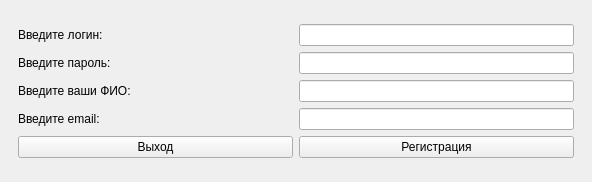
First picture: the form in mainwindow.ui, repository Toxicattack4up/AptekaService, before the edit.
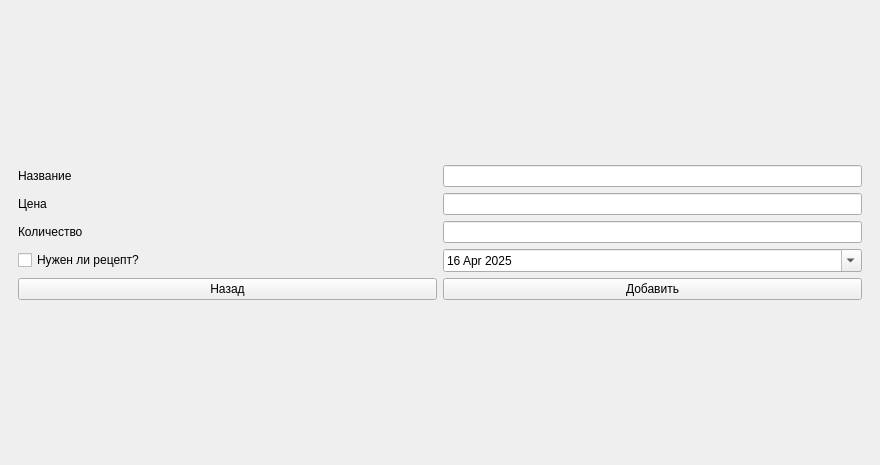
Second picture: the form after the edit.

The edit to the form file:
```diff
--- a/mainwindow.ui
+++ b/mainwindow.ui
@@ -6,8 +6,8 @@
    <rect>
     <x>0</x>
     <y>0</y>
-    <width>589</width>
-    <height>182</height>
+    <width>880</width>
+    <height>465</height>
    </rect>
   </property>
   <property name="sizePolicy">
@@ -24,7 +24,7 @@
     <item row="0" column="0">
      <widget class="QStackedWidget" name="stackedWidget">
       <property name="currentIndex">
-       <number>3</number>
+       <number>4</number>
       </property>
       <widget class="QWidget" name="page">
        <layout class="QGridLayout" name="gridLayout_3">
@@ -326,6 +326,115 @@
         </item>
        </layout>
       </widget>
+      <widget class="QWidget" name="page_add_items">
+       <layout class="QGridLayout" name="gridLayout_4">
+        <item row="0" column="1">
+         <layout class="QGridLayout" name="grid">
+          <item row="4" column="3">
+           <widget class="QPushButton" name="add_item_pushButton">
+            <property name="sizePolicy">
+             <sizepolicy hsizetype="Preferred" vsizetype="Fixed">
+              <horstretch>0</horstretch>
+              <verstretch>0</verstretch>
+             </sizepolicy>
+            </property>
+            <property name="text">
+             <string>Добавить</string>
+            </property>
+           </widget>
+          </item>
+          <item row="2" column="3">
+           <widget class="QLineEdit" name="item_quantity_lineEdit">
+            <property name="sizePolicy">
+             <sizepolicy hsizetype="Preferred" vsizetype="Fixed">
+              <horstretch>0</horstretch>
+              <verstretch>0</verstretch>
+             </sizepolicy>
+            </property>
+           </widget>
+          </item>
+          <item row="2" column="0">
+           <widget class="QLabel" name="item_quantity_label">
+            <property name="text">
+             <string>Количество</string>
+            </property>
+           </widget>
+          </item>
+          <item row="4" column="0">
+           <widget class="QPushButton" name="back_to_menu_pushButton">
+            <property name="sizePolicy">
+             <sizepolicy hsizetype="Preferred" vsizetype="Fixed">
+              <horstretch>0</horstretch>
+              <verstretch>0</verstretch>
+             </sizepolicy>
+            </property>
+            <property name="text">
+             <string>Назад</string>
+            </property>
+           </widget>
+          </item>
+          <item row="1" column="3">
+           <widget class="QLineEdit" name="item_price_lineEdit">
+            <property name="sizePolicy">
+             <sizepolicy hsizetype="Preferred" vsizetype="Fixed">
+              <horstretch>0</horstretch>
+              <verstretch>0</verstretch>
+             </sizepolicy>
+            </property>
+           </widget>
+          </item>
+          <item row="0" column="3">
+           <widget class="QLineEdit" name="item_name_input">
+            <property name="sizePolicy">
+             <sizepolicy hsizetype="Preferred" vsizetype="Fixed">
+              <horstretch>0</horstretch>
+              <verstretch>0</verstretch>
+             </sizepolicy>
+            </property>
+           </widget>
+          </item>
+          <item row="1" column="0">
+           <widget class="QLabel" name="item_price_label">
+            <property name="text">
+             <string>Цена</string>
+            </property>
+           </widget>
+          </item>
+          <item row="0" column="0">
+           <widget class="QLabel" name="Item_name_label">
+            <property name="text">
+             <string>Название</string>
+            </property>
+           </widget>
+          </item>
+          <item row="3" column="0">
+           <widget class="QCheckBox" name="checkBox">
+            <property name="text">
+             <string>Нужен ли рецепт?</string>
+            </property>
+           </widget>
+          </item>
+          <item row="3" column="3">
+           <widget class="QDateEdit" name="dateEdit">
+            <property name="dateTime">
+             <datetime>
+              <hour>0</hour>
+              <minute>0</minute>
+              <second>0</second>
+              <year>2025</year>
+              <month>4</month>
+              <day>16</day>
+             </datetime>
+            </property>
+            <property name="calendarPopup">
+             <bool>true</bool>
+            </property>
+           </widget>
+          </item>
+         </layout>
+        </item>
+       </layout>
+      </widget>
      </widget>
     </item>
    </layout>
```
